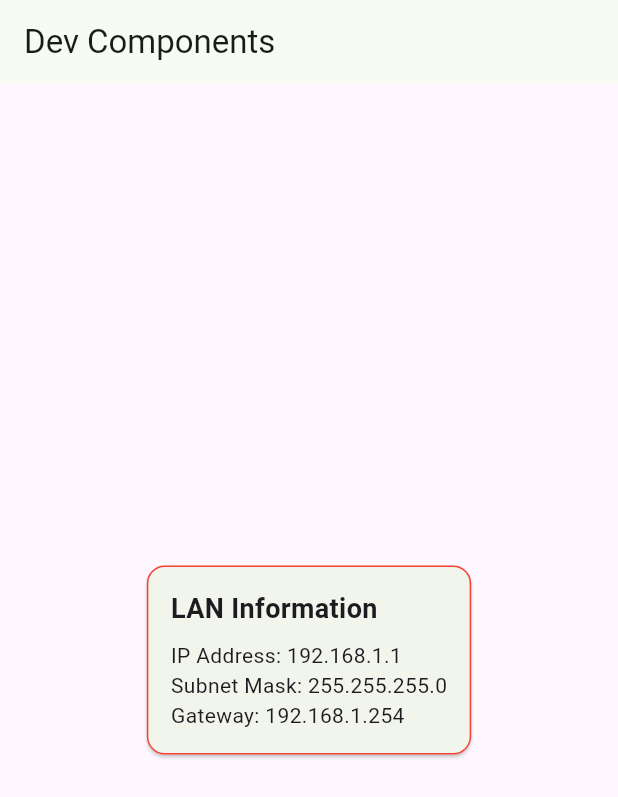
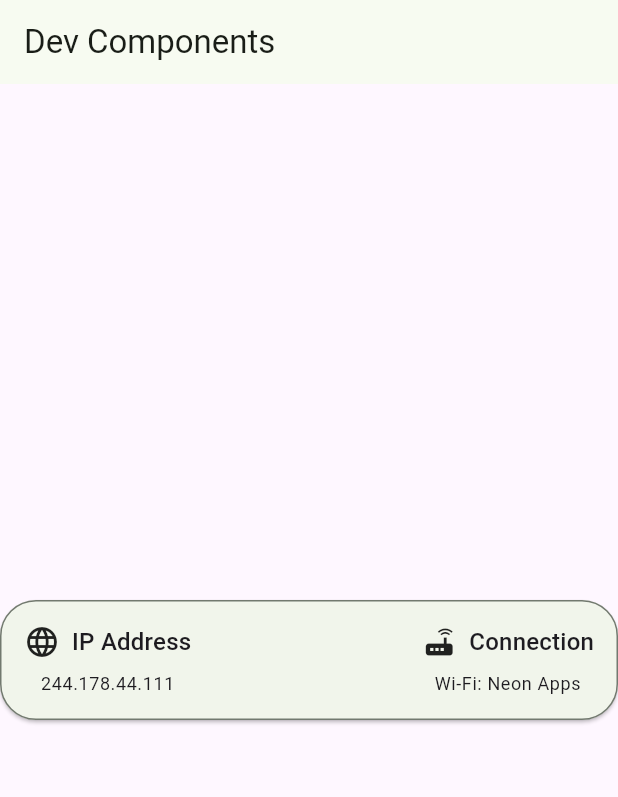
Before and after one commit to Thixq/spy_scanner_neon_apps, a Flutter app: the screen it shows after launch, on a phone screen of 412 x 824 dp. Shown: the top 797 px of the screen. Run offline on Flutter 3.47's test engine with Material 3 defaults, Android fonts, the phone set to English and light mode, and no system bars; our stand-ins replace get_it; missing offline and left inert: flutter_reactive_ble, network_tools, nsd.

Commit message:
lan_info_card is done

```diff
--- a/lib/dev/dev_component_view.dart
+++ b/lib/dev/dev_component_view.dart
@@ -8,7 +8,12 @@ class DevComponentView extends StatelessWidget {
   Widget build(BuildContext context) {
     return Scaffold(
       appBar: AppBar(title: const Text('Dev Components')),
-      body: const Center(child: LanInfoCard()),
+      body: const Center(
+        child: LanInfoCard(
+          ipAddress: '244.178.44.111',
+          connection: 'Neon Apps',
+        ),
+      ),
     );
   }
 }
--- a/lib/feature/components/lan_info_card.dart
+++ b/lib/feature/components/lan_info_card.dart
@@ -1,34 +1,89 @@
 import 'package:flutter/material.dart';
+import 'package:spy_scanner/core/app_sizes.dart';
+import 'package:spy_scanner/core/extension/context_theme.dart';
 
-class LanInfoCard extends StatelessWidget {
-  const LanInfoCard({super.key});
+const ipAddressTitle = 'IP Address';
+const connectionTitle = 'Connection';
+const notConnection = 'Not connected';
+
+class LanInfoCard extends StatefulWidget {
+  const LanInfoCard({
+    this.ipAddress,
+    this.connection,
+    super.key,
+  });
+  final String? ipAddress;
+  final String? connection;
+
+  @override
+  State<LanInfoCard> createState() => _LanInfoCardState();
+}
+
+class _LanInfoCardState extends State<LanInfoCard> {
+  @override
+  void didUpdateWidget(covariant LanInfoCard oldWidget) {
+    if (oldWidget.ipAddress != widget.ipAddress ||
+        oldWidget.connection != widget.connection) {
+      setState(() {});
+    }
+    super.didUpdateWidget(oldWidget);
+  }
 
   @override
   Widget build(BuildContext context) {
-    return const Card(
+    return Card(
+      margin: EdgeInsets.zero,
       shape: RoundedRectangleBorder(
-        side: BorderSide(color: Colors.red),
-        borderRadius: BorderRadius.all(
-          Radius.circular(12),
-        ),
+        side: BorderSide(color: context.colorScheme.outline),
+        borderRadius: AppSizes.largeBorderRadius,
       ),
       child: Padding(
-        padding: EdgeInsets.all(16),
-        child: Column(
-          mainAxisSize: MainAxisSize.min,
-          crossAxisAlignment: CrossAxisAlignment.start,
+        padding: AppSizes.mediumPadding,
+        child: Row(
+          mainAxisAlignment: MainAxisAlignment.spaceBetween,
           children: [
-            Text(
-              'LAN Information',
-              style: TextStyle(fontSize: 18, fontWeight: FontWeight.bold),
+            _buildContentInfo(
+              context,
+              icon: Icons.language,
+              title: ipAddressTitle,
+              subtitle: widget.ipAddress ?? notConnection,
             ),
-            SizedBox(height: 8),
-            Text('IP Address: 192.168.1.1'),
-            Text('Subnet Mask: 255.255.255.0'),
-            Text('Gateway: 192.168.1.254'),
+            _buildContentInfo(
+              context,
+              icon: Icons.router,
+              title: connectionTitle,
+              subtitle: 'Wi-Fi: ${widget.connection ?? notConnection}',
+            ),
           ],
         ),
       ),
     );
   }
+
+  Column _buildContentInfo(
+    BuildContext context, {
+    required IconData icon,
+    required String title,
+    required String subtitle,
+  }) {
+    return Column(
+      spacing: AppSizes.small,
+      mainAxisSize: MainAxisSize.min,
+      children: [
+        Row(
+          spacing: AppSizes.small,
+          mainAxisSize: MainAxisSize.min,
+          children: [
+            Icon(icon),
+            Text(
+              title,
+              style: context.textTheme.titleMedium,
+            ),
+          ],
+        ),
+
+        Text(subtitle, style: context.textTheme.bodySmall),
+      ],
+    );
+  }
 }
```
